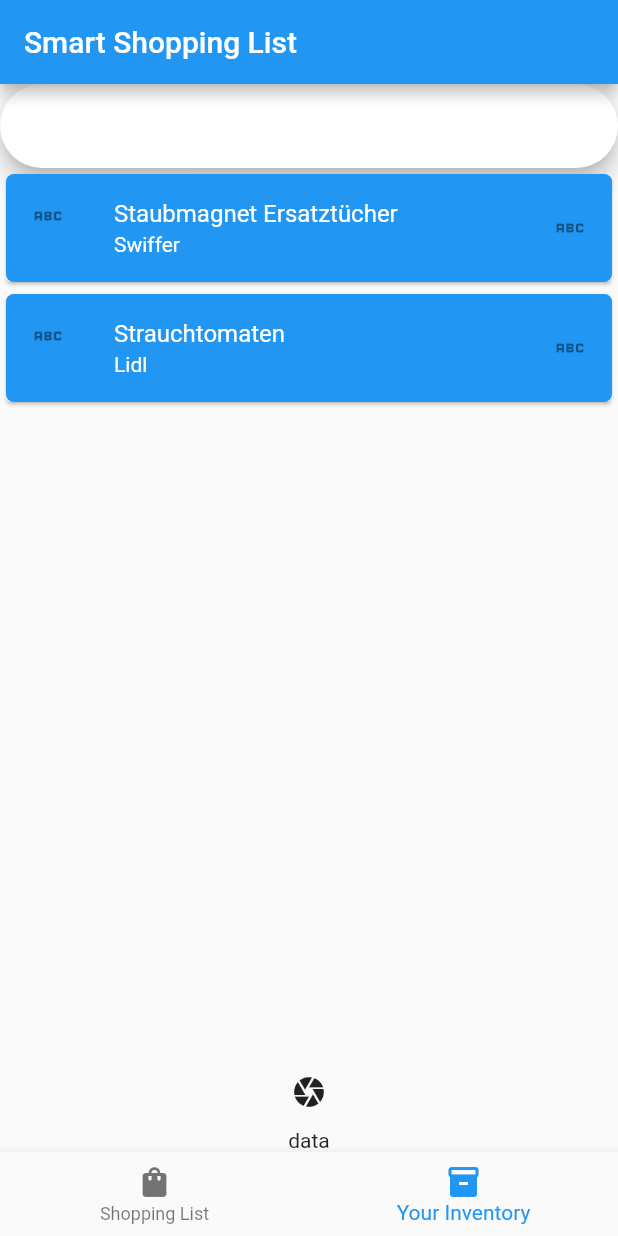
After one commit to dominikth13/SE_Prototype, a Flutter app: the screen it shows after launch, item 2 of the bottom bar chosen, after a tap on the "camera" icon, on a phone screen of 412 x 824 dp. The commit adds this screen. Run offline on Flutter 3.47's test engine with Material 2 defaults, Android fonts, the phone set to English and light mode, and no system bars; our stand-ins replace camera.

Commit message:
Added Inventory page and started setup of camera plugin

```diff
--- a/smart_shopping_list/lib/main.dart
+++ b/smart_shopping_list/lib/main.dart
@@ -1,12 +1,25 @@
+import 'package:camera/camera.dart';
 import 'package:flutter/material.dart';
+import 'package:smart_shopping_list/widgets/inventory_widget.dart';
 import 'package:smart_shopping_list/widgets/shopping_list_widget.dart';
 
-void main() {
-  runApp(const MyApp());
+Future<void> main() async {
+  // Ensure that plugin services are initialized so that `availableCameras()`
+  // can be called before `runApp()`
+  WidgetsFlutterBinding.ensureInitialized();
+
+  // Obtain a list of the available cameras on the device.
+  final cameras = await availableCameras();
+
+  // Get a specific camera from the list of available cameras.
+  final firstCamera = cameras.first;
+  runApp(MyApp(firstCamera));
 }
 
 class MyApp extends StatelessWidget {
-  const MyApp({super.key});
+  const MyApp(this.camera, {super.key});
+
+  final camera;
 
   // This widget is the root of your application.
   @override
@@ -25,13 +38,16 @@ class MyApp extends StatelessWidget {
         // is not restarted.
         primarySwatch: Colors.blue,
       ),
-      home: const MyHomePage(title: 'Smart Shopping List'),
+      home: MyHomePage(
+        title: 'Smart Shopping List',
+        camera: camera,
+      ),
     );
   }
 }
 
 class MyHomePage extends StatefulWidget {
-  const MyHomePage({super.key, required this.title});
+  const MyHomePage({super.key, required this.title, required this.camera});
 
   // This widget is the home page of your application. It is stateful, meaning
   // that it has a State object (defined below) that contains fields that affect
@@ -43,16 +59,31 @@ class MyHomePage extends StatefulWidget {
   // always marked "final".
 
   final String title;
+  final camera;
 
   @override
   State<MyHomePage> createState() => _MyHomePageState();
 }
 
 class _MyHomePageState extends State<MyHomePage> {
+  int _selectedIndex = 0;
+
+  Widget _widget() {
+    final widgetOptions = [
+      ShoppingListWidget(),
+      InventoryWidget(widget.camera),
+    ];
+    return widgetOptions.elementAt(_selectedIndex);
+  }
+
+  void _onItemTapped(int index) {
+    setState(() {
+      _selectedIndex = index;
+    });
+  }
+
   @override
   Widget build(BuildContext context) {
-    // This method is rerun every time setState is called, for instance as done
-    // by the _incrementCounter method above.
     //
     // The Flutter framework has been optimized to make rerunning build methods
     // fast, so that you can just rebuild anything that needs updating rather
@@ -63,7 +94,17 @@ class _MyHomePageState extends State<MyHomePage> {
         // the App.build method, and use it to set our appbar title.
         title: Text(widget.title),
       ),
-      body: ShoppingListWidget(),
+      body: _widget(),
+      bottomNavigationBar: BottomNavigationBar(
+        items: const [
+          BottomNavigationBarItem(
+              icon: Icon(Icons.shopping_bag), label: "Shopping List"),
+          BottomNavigationBarItem(
+              icon: Icon(Icons.inventory), label: "Your Inventory"),
+        ],
+        currentIndex: _selectedIndex,
+        onTap: _onItemTapped,
+      ),
     );
   }
 }
--- /dev/null
+++ b/smart_shopping_list/lib/models/inventory_item.dart
@@ -0,0 +1,11 @@
+import 'package:smart_shopping_list/models/unit.dart';
+
+class InventoryItem {
+  String name;
+  String brand;
+  Unit unit;
+  int size;
+  double remainingAmount = 1;
+
+  InventoryItem(this.name, this.brand, this.unit, this.size);
+}
--- /dev/null
+++ b/smart_shopping_list/lib/models/unit.dart
@@ -0,0 +1,5 @@
+enum Unit {
+  GRAMS,
+  LITRE,
+  PARTS;
+}
--- /dev/null
+++ b/smart_shopping_list/lib/widgets/camera_widget.dart
@@ -0,0 +1,49 @@
+// A screen that allows users to take a picture using a given camera.
+import 'package:camera/camera.dart';
+import 'package:flutter/widgets.dart';
+
+class CameraWidget extends StatefulWidget {
+  const CameraWidget({
+    super.key,
+    required this.camera,
+  });
+
+  final CameraDescription camera;
+
+  @override
+  _CameraWidgetState createState() => _CameraWidgetState();
+}
+
+class _CameraWidgetState extends State<CameraWidget> {
+  late CameraController _controller;
+  late Future<void> _initializeControllerFuture;
+
+  @override
+  void initState() {
+    super.initState();
+    // To display the current output from the Camera,
+    // create a CameraController.
+    _controller = CameraController(
+      // Get a specific camera from the list of available cameras.
+      widget.camera,
+      // Define the resolution to use.
+      ResolutionPreset.medium,
+    );
+
+    // Next, initialize the controller. This returns a Future.
+    _initializeControllerFuture = _controller.initialize();
+  }
+
+  @override
+  void dispose() {
+    // Dispose of the controller when the widget is disposed.
+    _controller.dispose();
+    super.dispose();
+  }
+
+  @override
+  Widget build(BuildContext context) {
+    // Fill this out in the next steps.
+    return Container();
+  }
+}
--- /dev/null
+++ b/smart_shopping_list/lib/widgets/inventory_item_widget.dart
@@ -0,0 +1,40 @@
+import 'package:flutter/material.dart';
+import 'package:flutter/widgets.dart';
+import 'package:smart_shopping_list/models/inventory_item.dart';
+
+class InventoryItemWidget extends StatefulWidget {
+  final InventoryItem inventoryItem;
+
+  const InventoryItemWidget(this.inventoryItem, {super.key});
+
+  @override
+  State<StatefulWidget> createState() => _InventoryItemWidgetState();
+}
+
+class _InventoryItemWidgetState extends State<InventoryItemWidget> {
+  @override
+  Widget build(BuildContext context) {
+    return Card(
+      child: Row(
+        children: <Widget>[
+          Expanded(
+            child: ListTile(
+              title: Text(widget.inventoryItem.name),
+              subtitle: Text(widget.inventoryItem.brand),
+              tileColor: Colors.blue, //TODO
+              textColor: Colors.white, //TODO
+              shape: const RoundedRectangleBorder(
+                  borderRadius: BorderRadius.only(
+                      topLeft: Radius.circular(5),
+                      topRight: Radius.circular(5),
+                      bottomRight: Radius.circular(5),
+                      bottomLeft: Radius.circular(5))),
+              trailing: Icon(Icons.abc), //TODO
+              leading: Icon(Icons.abc), //TODO
+            ),
+          ),
+        ],
+      ),
+    );
+  }
+}
--- /dev/null
+++ b/smart_shopping_list/lib/widgets/inventory_widget.dart
@@ -0,0 +1,58 @@
+import 'package:flutter/material.dart';
+import 'package:smart_shopping_list/models/inventory_item.dart';
+import 'package:smart_shopping_list/widgets/camera_widget.dart';
+import 'package:smart_shopping_list/widgets/inventory_item_widget.dart';
+
+import '../models/unit.dart';
+
+class InventoryWidget extends StatefulWidget {
+  final camera;
+
+  const InventoryWidget(this.camera, {super.key});
+
+  @override
+  State<StatefulWidget> createState() => _InventoryWidgetState();
+}
+
+class _InventoryWidgetState extends State<InventoryWidget> {
+  bool _isCameraOpen = false;
+
+  final List<InventoryItem> _items = [
+    InventoryItem("Staubmagnet Ersatztücher", "Swiffer", Unit.PARTS, 20),
+    InventoryItem("Strauchtomaten", "Lidl", Unit.GRAMS, 300)
+  ];
+
+  void _openCamera() {
+    _isCameraOpen = true;
+
+    setState(() {
+      _isCameraOpen;
+    });
+  }
+
+  Widget _camera() {
+    if (_isCameraOpen) {
+      return CameraWidget(camera: widget.camera);
+    }
+
+    return Text("data");
+  }
+
+  @override
+  Widget build(BuildContext context) {
+    return Column(
+      children: <Widget>[
+        const SearchBar(),
+        Expanded(
+          child: ListView(
+              children:
+                  _items.map((item) => InventoryItemWidget(item)).toList()),
+        ),
+        IconButton(
+            onPressed: () => CameraWidget(camera: widget.camera),
+            icon: const Icon(Icons.camera)),
+        _camera()
+      ],
+    );
+  }
+}
--- a/smart_shopping_list/pubspec.yaml
+++ b/smart_shopping_list/pubspec.yaml
@@ -28,6 +28,9 @@ environment:
 # the latest version available on pub.dev. To see which dependencies have newer
 # versions available, run `flutter pub outdated`.
 dependencies:
+  camera:
+  path_provider:
+  path:
   flutter:
     sdk: flutter
 
```
Also changed, not shown: smart_shopping_list/pubspec.lock, 3 other files.
